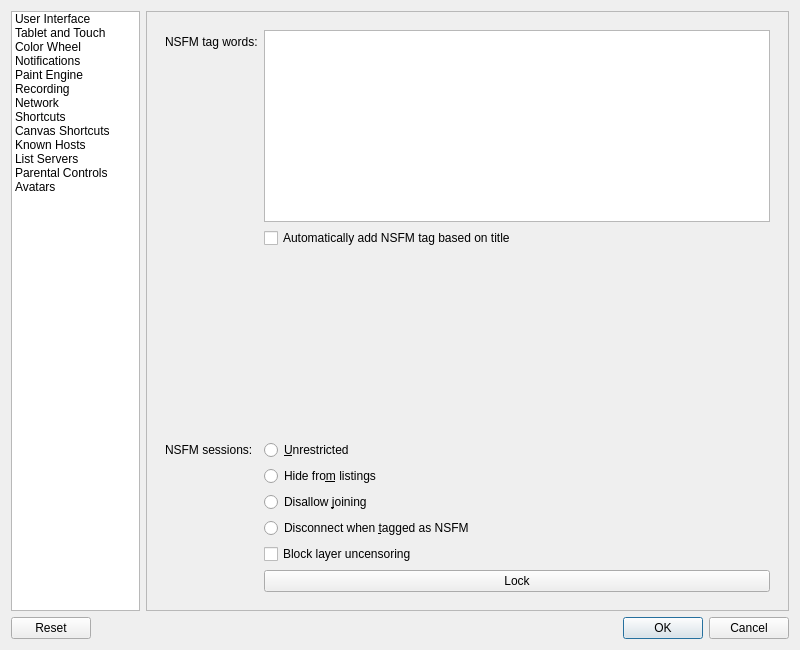
Qt form src/desktop/ui/settings.ui (drawpile/Drawpile) before a commit.
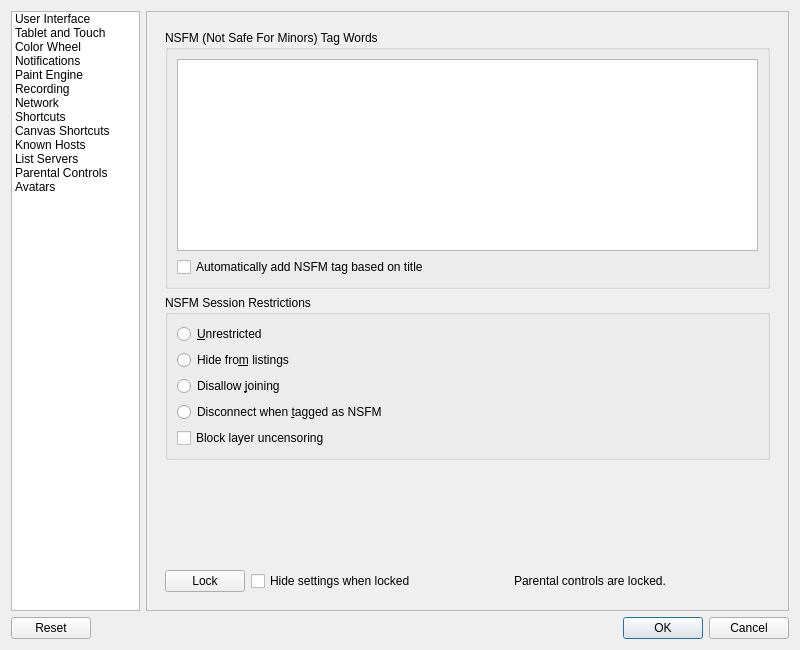
The same form after that commit. The open tabs and pages were chosen to show the change. Icons and pictures are not drawn. Custom widgets are drawn as their Qt base class.

Commit message:
Allow hiding parental controls when locked
Also rework that dialog a little in general, so that it's clearer.

```diff
--- a/src/desktop/ui/settings.ui
+++ b/src/desktop/ui/settings.ui
@@ -1188,86 +1188,123 @@
             </item>
            </layout>
           </widget>
-          <widget class="QWidget" name="page">
-           <layout class="QFormLayout" name="formLayout_5">
-            <item row="0" column="0">
-             <widget class="QLabel" name="label_15">
-              <property name="text">
-               <string>NSFM tag words:</string>
+          <widget class="QWidget" name="parentalControlsPage">
+           <layout class="QVBoxLayout" name="verticalLayout_16">
+            <item>
+             <widget class="QGroupBox" name="nsfmTagsGroup">
+              <property name="title">
+               <string>NSFM (Not Safe For Minors) Tag Words</string>
               </property>
-             </widget>
-            </item>
-            <item row="0" column="1">
+              <layout class="QVBoxLayout" name="verticalLayout_11">
+               <item>
              <widget class="QPlainTextEdit" name="nsfmWords"/>
             </item>
-            <item row="1" column="1">
+               <item>
              <widget class="QCheckBox" name="autotagNsfm">
               <property name="text">
                <string>Automatically add NSFM tag based on title</string>
               </property>
              </widget>
             </item>
-            <item row="4" column="0">
-             <widget class="QLabel" name="label_14">
-              <property name="text">
-               <string>NSFM sessions:</string>
-              </property>
+              </layout>
              </widget>
             </item>
-            <item row="4" column="1">
+            <item>
+             <widget class="QGroupBox" name="nsfmSessionRestrictionsGroup">
+              <property name="title">
+               <string>NSFM Session Restrictions</string>
+              </property>
+              <layout class="QVBoxLayout" name="verticalLayout_13">
+               <item>
              <widget class="QRadioButton" name="nsfmUnrestricted">
               <property name="text">
                <string>&amp;Unrestricted</string>
               </property>
              </widget>
             </item>
-            <item row="5" column="1">
+               <item>
              <widget class="QRadioButton" name="nsfmHide">
               <property name="text">
                <string>Hide fro&amp;m listings</string>
               </property>
              </widget>
             </item>
-            <item row="6" column="1">
+               <item>
              <widget class="QRadioButton" name="nsfmNoJoin">
               <property name="text">
                <string>Disallow &amp;joining</string>
               </property>
              </widget>
             </item>
-            <item row="7" column="1">
+               <item>
              <widget class="QRadioButton" name="nsfmDisconnect">
               <property name="text">
                <string>Disconnect when &amp;tagged as NSFM</string>
               </property>
              </widget>
             </item>
-            <item row="9" column="1">
-             <widget class="QPushButton" name="nsfmLock">
+               <item>
+                <widget class="QCheckBox" name="noUncensoring">
               <property name="text">
-               <string>Lock</string>
+                  <string>Block layer uncensoring</string>
               </property>
              </widget>
             </item>
-            <item row="3" column="1">
-             <spacer name="verticalSpacer_8">
+              </layout>
+             </widget>
+            </item>
+            <item>
+             <spacer name="parentalControlsSpacer">
               <property name="orientation">
                <enum>Qt::Vertical</enum>
               </property>
               <property name="sizeHint" stdset="0">
                <size>
-                <width>20</width>
-                <height>20</height>
+                <width>0</width>
+                <height>0</height>
                </size>
               </property>
              </spacer>
             </item>
-            <item row="8" column="1">
-             <widget class="QCheckBox" name="noUncensoring">
+            <item>
+             <layout class="QHBoxLayout" name="parentalControlsButtonLayout">
+              <item>
+               <widget class="QPushButton" name="nsfmLock">
               <property name="text">
-               <string>Block layer uncensoring</string>
-              </property>
-             </widget>
+                 <string>Lock</string>
+                </property>
+               </widget>
+              </item>
+              <item>
+               <widget class="QCheckBox" name="parentalControlsHideLockedBox">
+                <property name="sizePolicy">
+                 <sizepolicy hsizetype="Expanding" vsizetype="Fixed">
+                  <horstretch>0</horstretch>
+                  <verstretch>0</verstretch>
+                 </sizepolicy>
+                </property>
+                <property name="text">
+                 <string>Hide settings when locked</string>
+                </property>
+               </widget>
+              </item>
+              <item>
+               <widget class="QLabel" name="parentalControlsLockedMessage">
+                <property name="sizePolicy">
+                 <sizepolicy hsizetype="Expanding" vsizetype="Preferred">
+                  <horstretch>0</horstretch>
+                  <verstretch>0</verstretch>
+                 </sizepolicy>
+                </property>
+                <property name="text">
+                 <string>Parental controls are locked.</string>
+                </property>
+                <property name="wordWrap">
+                 <bool>true</bool>
+                </property>
+               </widget>
+              </item>
+             </layout>
             </item>
            </layout>
           </widget>
```
Lines whose indentation alone changed are shown as unchanged. The commit also changes 1 other file.
